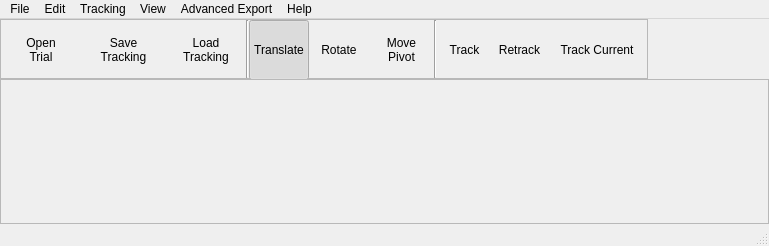
Before: the Qt Designer form autoscoper/src/ui/ui-files/AutoscoperMainWindow.ui in BrownBiomechanics/Autoscoper, drawn with Qt 5.
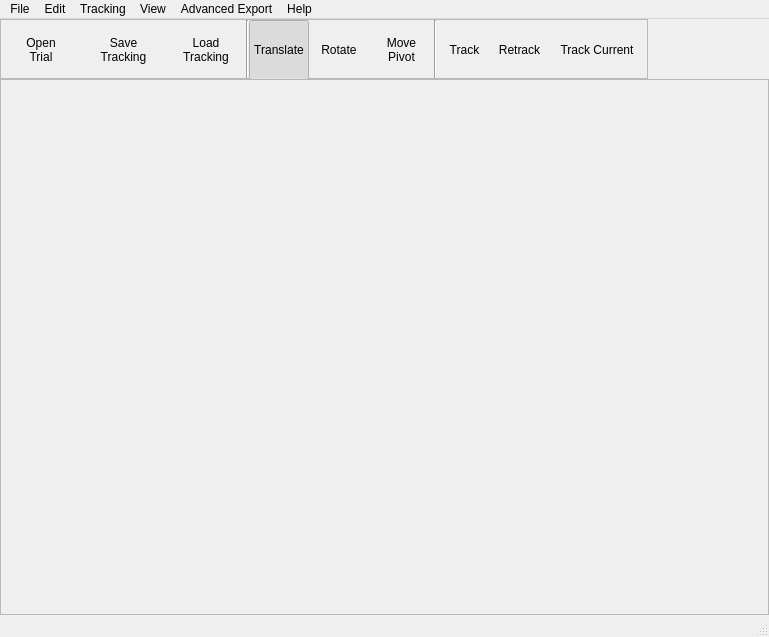
After: the same form once the commit is applied. Icons and pictures are not drawn.

```diff
--- a/autoscoper/src/ui/ui-files/AutoscoperMainWindow.ui
+++ b/autoscoper/src/ui/ui-files/AutoscoperMainWindow.ui
@@ -8,7 +8,7 @@
     <x>0</x>
     <y>0</y>
     <width>769</width>
-    <height>246</height>
+    <height>637</height>
    </rect>
   </property>
   <property name="minimumSize">
```
Left out of the diff: 2 changed lines with no effect on the pictures.
